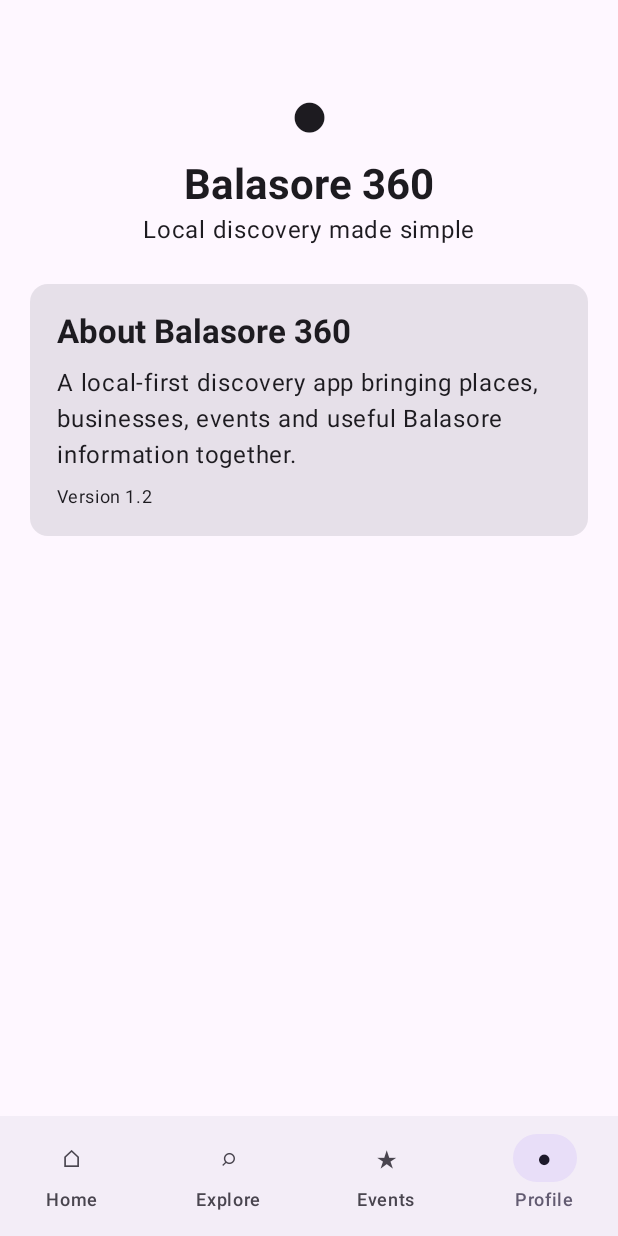
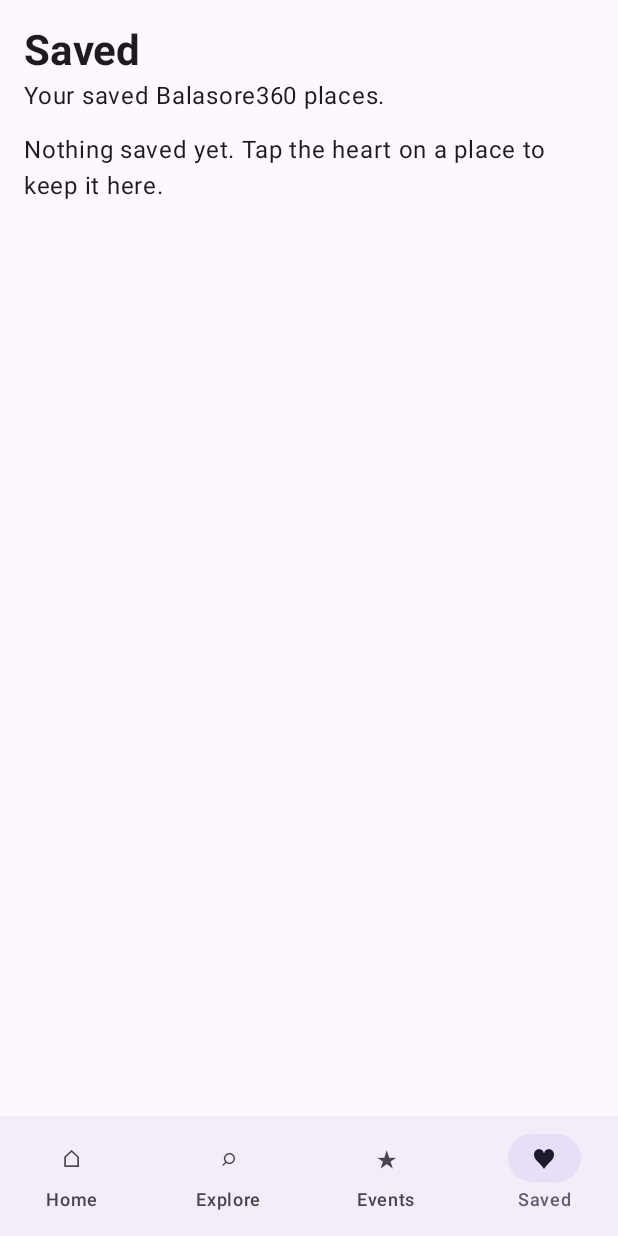
Before and after one commit to niharbhuyan/Balasore360, an Android app built with Jetpack Compose: the screen it shows after launch (MainActivity), item 4 of the bottom bar chosen, on a phone screen of 412 x 824 dp. Run offline under Robolectric (Android 15) with nearby library versions, the light colour scheme and no system bars.

Commit message:
feat: connect saved places to app navigation

```diff
--- a/app/src/main/java/com/balasore360/MainActivity.kt
+++ b/app/src/main/java/com/balasore360/MainActivity.kt
@@ -4,57 +4,33 @@ import android.os.Bundle
 import androidx.activity.ComponentActivity
 import androidx.activity.compose.setContent
 import androidx.compose.foundation.clickable
-import androidx.compose.foundation.layout.Arrangement
-import androidx.compose.foundation.layout.Column
-import androidx.compose.foundation.layout.Row
-import androidx.compose.foundation.layout.Spacer
-import androidx.compose.foundation.layout.fillMaxSize
-import androidx.compose.foundation.layout.fillMaxWidth
-import androidx.compose.foundation.layout.height
-import androidx.compose.foundation.layout.padding
-import androidx.compose.foundation.layout.size
+import androidx.compose.foundation.layout.*
 import androidx.compose.foundation.lazy.LazyColumn
 import androidx.compose.foundation.lazy.items
 import androidx.compose.foundation.shape.RoundedCornerShape
-import androidx.compose.material3.AlertDialog
-import androidx.compose.material3.Button
-import androidx.compose.material3.Card
-import androidx.compose.material3.CardDefaults
-import androidx.compose.material3.MaterialTheme
-import androidx.compose.material3.NavigationBar
-import androidx.compose.material3.NavigationBarItem
-import androidx.compose.material3.OutlinedButton
-import androidx.compose.material3.OutlinedTextField
-import androidx.compose.material3.Scaffold
-import androidx.compose.material3.Surface
-import androidx.compose.material3.Text
-import androidx.compose.material3.TextButton
-import androidx.compose.runtime.Composable
-import androidx.compose.runtime.LaunchedEffect
-import androidx.compose.runtime.getValue
-import androidx.compose.runtime.mutableIntStateOf
-import androidx.compose.runtime.mutableStateOf
-import androidx.compose.runtime.remember
-import androidx.compose.runtime.setValue
+import androidx.compose.material3.*
+import androidx.compose.runtime.*
 import androidx.compose.ui.Alignment
 import androidx.compose.ui.Modifier
+import androidx.compose.ui.platform.LocalContext
 import androidx.compose.ui.text.font.FontWeight
 import androidx.compose.ui.unit.dp
 import com.balasore360.data.BalasoreRepository
+import com.balasore360.data.FavoritesStore
 import com.balasore360.data.RemoteBusiness
 import com.balasore360.data.RemoteEvent
 import com.balasore360.data.RemoteNews
 
-private data class Place(val name: String, val category: String, val description: String)
+private data class Place(val id: String, val name: String, val category: String, val description: String)
 
 private val places = listOf(
-    Place("Chandipur Beach", "Beach • Tourism", "A distinctive Balasore beach known for its changing shoreline and low-tide sea-bed walks."),
-    Place("Khirachora Gopinath Temple", "Temple • Heritage", "A well-known shrine at Remuna and one of Balasore's important cultural attractions."),
-    Place("Panchalingeswar", "Temple • Nature", "A hilltop destination near Nilagiri combining a temple, forest surroundings and a natural water cascade."),
-    Place("Talasari Beach", "Beach • Nature", "A scenic coastal destination in the Balasore region, suited to relaxed day trips."),
-    Place("Kuldiha Wildlife Sanctuary", "Wildlife • Nature", "A forest destination in the Balasore region known for biodiversity and wildlife experiences."),
-    Place("Bichitrapur Mangrove Reserve", "Nature • Eco", "A mangrove destination for visitors interested in coastal ecosystems and nature."),
-    Place("Balaramgadi", "River • Coast", "A coastal meeting point of river and sea near Chandipur and a local fishing area.")
+    Place("place_chandipur", "Chandipur Beach", "Beach • Tourism", "A distinctive Balasore beach known for its changing shoreline and low-tide sea-bed walks."),
+    Place("place_khirachora", "Khirachora Gopinath Temple", "Temple • Heritage", "A well-known shrine at Remuna and one of Balasore's important cultural attractions."),
+    Place("place_panchalingeswar", "Panchalingeswar", "Temple • Nature", "A hilltop destination near Nilagiri combining a temple, forest surroundings and a natural water cascade."),
+    Place("place_talasari", "Talasari Beach", "Beach • Nature", "A scenic coastal destination in the Balasore region, suited to relaxed day trips."),
+    Place("place_kuldiha", "Kuldiha Wildlife Sanctuary", "Wildlife • Nature", "A forest destination in the Balasore region known for biodiversity and wildlife experiences."),
+    Place("place_bichitrapur", "Bichitrapur Mangrove Reserve", "Nature • Eco", "A mangrove destination for visitors interested in coastal ecosystems and nature."),
+    Place("place_balaramgadi", "Balaramgadi", "River • Coast", "A coastal meeting point of river and sea near Chandipur and a local fishing area.")
 )
 
 private val categories = listOf(
@@ -74,12 +50,15 @@ class MainActivity : ComponentActivity() {
 
 @Composable
 private fun Balasore360App() {
+    val context = LocalContext.current
+    val favoritesStore = remember { FavoritesStore(context.applicationContext) }
     var selectedTab by remember { mutableIntStateOf(0) }
     var searchQuery by remember { mutableStateOf("") }
     var selectedPlace by remember { mutableStateOf<Place?>(null) }
     var businesses by remember { mutableStateOf<List<RemoteBusiness>>(emptyList()) }
     var events by remember { mutableStateOf<List<RemoteEvent>>(emptyList()) }
     var news by remember { mutableStateOf<List<RemoteNews>>(emptyList()) }
+    var savedIds by remember { mutableStateOf(favoritesStore.all()) }
     var loading by remember { mutableStateOf(true) }
     val repository = remember { BalasoreRepository() }
 
@@ -91,106 +70,71 @@ private fun Balasore360App() {
         loading = false
     }
 
+    fun toggleSaved(id: String) {
+        favoritesStore.toggle(id)
+        savedIds = favoritesStore.all()
+    }
+
+    val savedItems = places.filter { it.id in savedIds }.map { it.id to it.name }
+
     Scaffold(bottomBar = {
         NavigationBar {
-            listOf("Home", "Explore", "Events", "Profile").forEachIndexed { index, title ->
+            listOf("Home", "Explore", "Events", "Saved").forEachIndexed { index, title ->
                 NavigationBarItem(
                     selected = selectedTab == index,
                     onClick = { selectedTab = index },
-                    icon = { Text(listOf("⌂", "⌕", "★", "●")[index]) },
+                    icon = { Text(listOf("⌂", "⌕", "★", "♥")[index]) },
                     label = { Text(title) }
                 )
             }
         }
     }) { padding ->
         when (selectedTab) {
-            0 -> HomeScreen(Modifier.padding(padding), businesses, events, news, loading, { selectedTab = 1 }) { selectedPlace = it }
-            1 -> ExploreScreen(Modifier.padding(padding), searchQuery, { searchQuery = it }, businesses, loading) { selectedPlace = it }
+            0 -> HomeScreen(Modifier.padding(padding), businesses, events, news, loading, { selectedTab = 1 }, { selectedPlace = it }, ::toggleSaved, savedIds)
+            1 -> ExploreScreen(Modifier.padding(padding), searchQuery, { searchQuery = it }, businesses, loading, { selectedPlace = it }, ::toggleSaved, savedIds)
             2 -> EventsScreen(Modifier.padding(padding), events, loading)
-            else -> ProfileScreen(Modifier.padding(padding))
+            else -> SavedScreen(Modifier.padding(padding), savedItems, ::toggleSaved)
         }
     }
 
     selectedPlace?.let { place ->
+        val isSaved = place.id in savedIds
         AlertDialog(
             onDismissRequest = { selectedPlace = null },
             title = { Text(place.name) },
             text = { Column(verticalArrangement = Arrangement.spacedBy(8.dp)) { Text(place.category, fontWeight = FontWeight.SemiBold); Text(place.description); Text("Balasore 360 local directory", style = MaterialTheme.typography.bodySmall) } },
-            confirmButton = { TextButton(onClick = { selectedPlace = null }) { Text("Close") } }
+            confirmButton = { TextButton(onClick = { toggleSaved(place.id); selectedPlace = null }) { Text(if (isSaved) "Remove saved" else "Save place") } },
+            dismissButton = { TextButton(onClick = { selectedPlace = null }) { Text("Close") } }
         )
     }
 }
 
 @Composable
-private fun HomeScreen(
-    modifier: Modifier,
-    businesses: List<RemoteBusiness>,
-    events: List<RemoteEvent>,
-    news: List<RemoteNews>,
-    loading: Boolean,
-    onExplore: () -> Unit,
-    onPlaceClick: (Place) -> Unit
-) {
+private fun HomeScreen(modifier: Modifier, businesses: List<RemoteBusiness>, events: List<RemoteEvent>, news: List<RemoteNews>, loading: Boolean, onExplore: () -> Unit, onPlaceClick: (Place) -> Unit, onToggleSaved: (String) -> Unit, savedIds: Set<String>) {
     LazyColumn(modifier.fillMaxSize().padding(horizontal = 16.dp), verticalArrangement = Arrangement.spacedBy(14.dp)) {
-        item {
-            Spacer(Modifier.height(12.dp))
-            Text("Balasore 360", style = MaterialTheme.typography.headlineMedium, fontWeight = FontWeight.Bold)
-            Text("Your local guide to places, services, events and useful information.")
-        }
-        item {
-            Card(Modifier.fillMaxWidth(), RoundedCornerShape(24.dp), CardDefaults.cardColors(containerColor = MaterialTheme.colorScheme.primaryContainer)) {
-                Column(Modifier.padding(20.dp), verticalArrangement = Arrangement.spacedBy(8.dp)) {
-                    Text("Discover Balasore", style = MaterialTheme.typography.headlineSmall, fontWeight = FontWeight.Bold)
-                    Text("Explore local places and live directory content from one app.")
-                    Button(onClick = onExplore) { Text("Start Exploring") }
-                }
-            }
-        }
+        item { Spacer(Modifier.height(12.dp)); Text("Balasore 360", style = MaterialTheme.typography.headlineMedium, fontWeight = FontWeight.Bold); Text("Your local guide to places, services, events and useful information.") }
+        item { Card(Modifier.fillMaxWidth(), RoundedCornerShape(24.dp), CardDefaults.cardColors(containerColor = MaterialTheme.colorScheme.primaryContainer)) { Column(Modifier.padding(20.dp), verticalArrangement = Arrangement.spacedBy(8.dp)) { Text("Discover Balasore", style = MaterialTheme.typography.headlineSmall, fontWeight = FontWeight.Bold); Text("Explore local places and live directory content from one app."); Button(onClick = onExplore) { Text("Start Exploring") } } } }
         item { SectionTitle("Live directory") }
-        item {
-            Row(Modifier.fillMaxWidth(), horizontalArrangement = Arrangement.spacedBy(8.dp)) {
-                StatCard("🏪", "Businesses", businesses.size, Modifier.weight(1f))
-                StatCard("🎉", "Events", events.size, Modifier.weight(1f))
-                StatCard("📰", "News", news.size, Modifier.weight(1f))
-            }
-        }
+        item { Row(Modifier.fillMaxWidth(), horizontalArrangement = Arrangement.spacedBy(8.dp)) { StatCard("🏪", "Businesses", businesses.size, Modifier.weight(1f)); StatCard("🎉", "Events", events.size, Modifier.weight(1f)); StatCard("📰", "News", news.size, Modifier.weight(1f)) } }
         if (loading) item { Text("Loading local content…") }
-        if (news.isNotEmpty()) {
-            item { SectionTitle("Latest updates") }
-            items(news) { item -> Card(Modifier.fillMaxWidth()) { Column(Modifier.padding(16.dp), verticalArrangement = Arrangement.spacedBy(5.dp)) { Text(item.title, fontWeight = FontWeight.Bold); Text(item.category, style = MaterialTheme.typography.labelMedium); item.summary?.let { Text(it) } } } }
-        }
+        if (news.isNotEmpty()) { item { SectionTitle("Latest updates") }; items(news) { item -> Card(Modifier.fillMaxWidth()) { Column(Modifier.padding(16.dp), verticalArrangement = Arrangement.spacedBy(5.dp)) { Text(item.title, fontWeight = FontWeight.Bold); Text(item.category, style = MaterialTheme.typography.labelMedium); item.summary?.let { Text(it) } } } } }
         item { SectionTitle("Popular places") }
-        items(places.take(5)) { place -> PlaceCard(place) { onPlaceClick(place) } }
-        if (businesses.isNotEmpty()) {
-            item { SectionTitle("Featured local businesses") }
-            items(businesses.take(5)) { business -> BusinessCard(business) }
-        }
+        items(places.take(5)) { place -> PlaceCard(place, place.id in savedIds, { onPlaceClick(place) }, onToggleSaved) }
+        if (businesses.isNotEmpty()) { item { SectionTitle("Featured local businesses") }; items(businesses.take(5)) { business -> BusinessCard(business) } }
         item { Text("Public directory information may change. Verify important details with the provider before making decisions.", style = MaterialTheme.typography.bodySmall); Spacer(Modifier.height(12.dp)) }
     }
 }
 
 @Composable
-private fun ExploreScreen(
-    modifier: Modifier,
-    query: String,
-    onQueryChange: (String) -> Unit,
-    businesses: List<RemoteBusiness>,
-    loading: Boolean,
-    onPlaceClick: (Place) -> Unit
-) {
+private fun ExploreScreen(modifier: Modifier, query: String, onQueryChange: (String) -> Unit, businesses: List<RemoteBusiness>, loading: Boolean, onPlaceClick: (Place) -> Unit, onToggleSaved: (String) -> Unit, savedIds: Set<String>) {
     val filteredPlaces = places.filter { query.isBlank() || "${it.name} ${it.category} ${it.description}".contains(query, true) }
     val filteredBusinesses = businesses.filter { query.isBlank() || "${it.name} ${it.category} ${it.area ?: ""}".contains(query, true) }
     LazyColumn(modifier.fillMaxSize().padding(16.dp), verticalArrangement = Arrangement.spacedBy(12.dp)) {
-        item {
-            Text("Explore", style = MaterialTheme.typography.headlineMedium, fontWeight = FontWeight.Bold)
-            Text("Search the Balasore360 directory.")
-            Spacer(Modifier.height(8.dp))
-            OutlinedTextField(value = query, onValueChange = onQueryChange, modifier = Modifier.fillMaxWidth(), singleLine = true, label = { Text("Search") }, placeholder = { Text("Try Chandipur, restaurant, shop…") })
-        }
+        item { Text("Explore", style = MaterialTheme.typography.headlineMedium, fontWeight = FontWeight.Bold); Text("Search the Balasore360 directory."); Spacer(Modifier.height(8.dp)); OutlinedTextField(value = query, onValueChange = onQueryChange, modifier = Modifier.fillMaxWidth(), singleLine = true, label = { Text("Search") }, placeholder = { Text("Try Chandipur, restaurant, shop…") }) }
         item { SectionTitle("Categories") }
         items(categories) { (title, description) -> Card(Modifier.fillMaxWidth()) { Column(Modifier.padding(16.dp), verticalArrangement = Arrangement.spacedBy(6.dp)) { Text(title, style = MaterialTheme.typography.titleLarge, fontWeight = FontWeight.SemiBold); Text(description) } } }
         item { SectionTitle("Places") }
-        items(filteredPlaces) { place -> PlaceCard(place) { onPlaceClick(place) } }
+        items(filteredPlaces) { place -> PlaceCard(place, place.id in savedIds, { onPlaceClick(place) }, onToggleSaved) }
         item { SectionTitle("Businesses") }
         if (loading) item { Text("Loading businesses…") }
         items(filteredBusinesses) { business -> BusinessCard(business) }
@@ -203,43 +147,29 @@ private fun EventsScreen(modifier: Modifier, events: List<RemoteEvent>, loading:
     LazyColumn(modifier.fillMaxSize().padding(16.dp), verticalArrangement = Arrangement.spacedBy(12.dp)) {
         item { Text("Events", style = MaterialTheme.typography.headlineMedium, fontWeight = FontWeight.Bold); Text("Upcoming local events published to Balasore360.") }
         if (loading) item { Text("Loading events…") }
-        items(events) { event ->
-            Card(Modifier.fillMaxWidth()) {
-                Column(Modifier.padding(16.dp), verticalArrangement = Arrangement.spacedBy(6.dp)) {
-                    Text(event.title, style = MaterialTheme.typography.titleLarge, fontWeight = FontWeight.Bold)
-                    Text(listOfNotNull(event.date, event.area, event.category).joinToString(" • "))
-                    event.description?.let { Text(it) }
-                }
-            }
-        }
+        items(events) { event -> Card(Modifier.fillMaxWidth()) { Column(Modifier.padding(16.dp), verticalArrangement = Arrangement.spacedBy(6.dp)) { Text(event.title, style = MaterialTheme.typography.titleLarge, fontWeight = FontWeight.Bold); Text(listOfNotNull(event.date, event.area, event.category).joinToString(" • ")); event.description?.let { Text(it) } } } }
         if (!loading && events.isEmpty()) item { Text("No upcoming published events are available yet.") }
     }
 }
 
 @Composable
-private fun ProfileScreen(modifier: Modifier) {
-    Column(modifier.fillMaxSize().padding(20.dp), horizontalAlignment = Alignment.CenterHorizontally) {
-        Spacer(Modifier.height(24.dp)); Text("●", style = MaterialTheme.typography.displayMedium)
-        Text("Balasore 360", style = MaterialTheme.typography.headlineMedium, fontWeight = FontWeight.Bold)
-        Text("Local discovery made simple")
-        Spacer(Modifier.height(24.dp))
-        Card(Modifier.fillMaxWidth()) { Column(Modifier.padding(18.dp), verticalArrangement = Arrangement.spacedBy(8.dp)) { Text("About Balasore 360", style = MaterialTheme.typography.titleLarge, fontWeight = FontWeight.Bold); Text("A local-first discovery app bringing places, businesses, events and useful Balasore information together."); Text("Version 1.2", style = MaterialTheme.typography.bodySmall) } }
+private fun SavedScreen(modifier: Modifier, savedItems: List<Pair<String, String>>, onRemove: (String) -> Unit) {
+    LazyColumn(modifier.fillMaxSize().padding(16.dp), verticalArrangement = Arrangement.spacedBy(12.dp)) {
+        item { Text("Saved", style = MaterialTheme.typography.headlineMedium, fontWeight = FontWeight.Bold); Text("Your saved Balasore360 places.") }
+        if (savedItems.isEmpty()) item { Text("Nothing saved yet. Tap the heart on a place to keep it here.") }
+        items(savedItems) { (id, title) -> Card(Modifier.fillMaxWidth()) { Row(Modifier.padding(16.dp), verticalAlignment = Alignment.CenterVertically) { Column(Modifier.weight(1f)) { Text(title, style = MaterialTheme.typography.titleMedium, fontWeight = FontWeight.SemiBold); Text(id, style = MaterialTheme.typography.bodySmall) }; TextButton(onClick = { onRemove(id) }) { Text("Remove") } } } }
     }
 }
 
 @Composable
-private fun StatCard(symbol: String, title: String, value: Int, modifier: Modifier) {
-    Card(modifier) { Column(Modifier.padding(10.dp), horizontalAlignment = Alignment.CenterHorizontally) { Text(symbol); Text(value.toString(), fontWeight = FontWeight.Bold); Text(title, style = MaterialTheme.typography.labelSmall) } }
-}
+private fun StatCard(symbol: String, title: String, value: Int, modifier: Modifier) { Card(modifier) { Column(Modifier.padding(10.dp), horizontalAlignment = Alignment.CenterHorizontally) { Text(symbol); Text(value.toString(), fontWeight = FontWeight.Bold); Text(title, style = MaterialTheme.typography.labelSmall) } } }
 
 @Composable
-private fun BusinessCard(business: RemoteBusiness) {
-    Card(Modifier.fillMaxWidth()) { Row(Modifier.padding(16.dp), verticalAlignment = Alignment.CenterVertically) { Surface(Modifier.size(50.dp), RoundedCornerShape(14.dp), color = MaterialTheme.colorScheme.secondaryContainer) { Text("🏪", Modifier.padding(13.dp)) }; Spacer(Modifier.size(12.dp)); Column(Modifier.weight(1f)) { Text(business.name, fontWeight = FontWeight.Bold); Text(listOfNotNull(business.category, business.area).joinToString(" • "), style = MaterialTheme.typography.bodySmall); business.description?.let { Text(it) }; if (business.rating > 0) Text("★ ${"%.1f".format(business.rating)}") } } }
-}
+private fun BusinessCard(business: RemoteBusiness) { Card(Modifier.fillMaxWidth()) { Row(Modifier.padding(16.dp), verticalAlignment = Alignment.CenterVertically) { Surface(Modifier.size(50.dp), RoundedCornerShape(14.dp), color = MaterialTheme.colorScheme.secondaryContainer) { Text("🏪", Modifier.padding(13.dp)) }; Spacer(Modifier.size(12.dp)); Column(Modifier.weight(1f)) { Text(business.name, fontWeight = FontWeight.Bold); Text(listOfNotNull(business.category, business.area).joinToString(" • "), style = MaterialTheme.typography.bodySmall); business.description?.let { Text(it) }; if (business.rating > 0) Text("★ ${"%.1f".format(business.rating)}") } } } }
 
 @Composable
-private fun PlaceCard(place: Place, onClick: () -> Unit) {
-    Card(Modifier.fillMaxWidth().clickable(onClick = onClick)) { Row(Modifier.padding(16.dp), verticalAlignment = Alignment.CenterVertically) { Surface(Modifier.size(54.dp), RoundedCornerShape(14.dp), color = MaterialTheme.colorScheme.secondaryContainer) { Text("📍", Modifier.padding(14.dp)) }; Spacer(Modifier.size(12.dp)); Column(Modifier.weight(1f)) { Text(place.name, style = MaterialTheme.typography.titleMedium, fontWeight = FontWeight.Bold); Text(place.category, style = MaterialTheme.typography.bodySmall); Text(place.description) } } }
+private fun PlaceCard(place: Place, saved: Boolean, onClick: () -> Unit, onToggleSaved: (String) -> Unit) {
+    Card(Modifier.fillMaxWidth().clickable(onClick = onClick)) { Row(Modifier.padding(16.dp), verticalAlignment = Alignment.CenterVertically) { Surface(Modifier.size(54.dp), RoundedCornerShape(14.dp), color = MaterialTheme.colorScheme.secondaryContainer) { Text("📍", Modifier.padding(14.dp)) }; Spacer(Modifier.size(12.dp)); Column(Modifier.weight(1f)) { Text(place.name, style = MaterialTheme.typography.titleMedium, fontWeight = FontWeight.Bold); Text(place.category, style = MaterialTheme.typography.bodySmall); Text(place.description) }; TextButton(onClick = { onToggleSaved(place.id) }) { Text(if (saved) "♥" else "♡") } } }
 }
 
 @Composable
```
